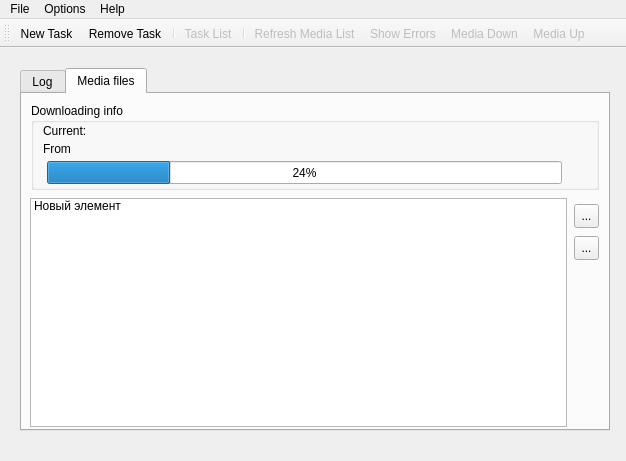
First picture: the form in ui/mediasitedownloder.ui, repository pussbb/QMediaSiteDownloader, before the edit.
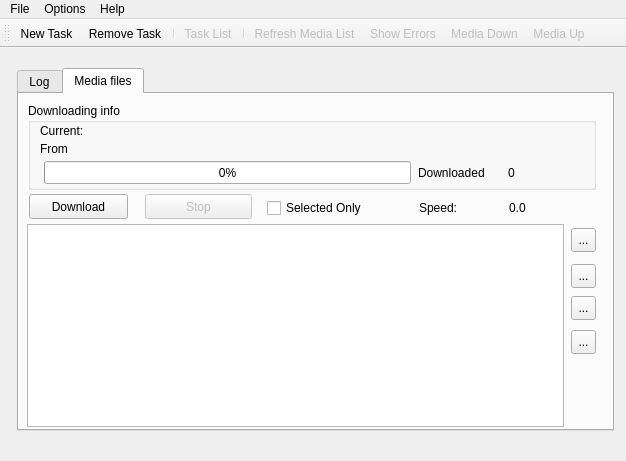
Second picture: the form after the edit. The open tabs and pages were chosen to show the change. Icons and pictures are not drawn.

Diff of the .ui file:
```diff
--- a/ui/mediasitedownloder.ui
+++ b/ui/mediasitedownloder.ui
@@ -299,9 +299,9 @@
        <widget class="QTabWidget" name="tasktabs">
         <property name="geometry">
          <rect>
-          <x>9</x>
+          <x>6</x>
           <y>9</y>
-          <width>590</width>
+          <width>597</width>
           <height>363</height>
          </rect>
         </property>
@@ -501,7 +501,7 @@
           <widget class="QLabel" name="filename_media">
            <property name="geometry">
             <rect>
-             <x>88</x>
+             <x>86</x>
              <y>20</y>
              <width>445</width>
              <height>16</height>
@@ -524,7 +524,7 @@
           <widget class="QLabel" name="from_url_media">
            <property name="geometry">
             <rect>
-             <x>76</x>
+             <x>70</x>
              <y>36</y>
              <width>471</width>
              <height>16</height>
@@ -536,12 +536,41 @@
             <rect>
              <x>16</x>
              <y>58</y>
-             <width>515</width>
+             <width>367</width>
              <height>23</height>
             </rect>
            </property>
            <property name="value">
-            <number>24</number>
+            <number>0</number>
+           </property>
+           <property name="format">
+            <string>%p%</string>
+           </property>
+          </widget>
+          <widget class="QLabel" name="label_13">
+           <property name="geometry">
+            <rect>
+             <x>390</x>
+             <y>62</y>
+             <width>81</width>
+             <height>16</height>
+            </rect>
+           </property>
+           <property name="text">
+            <string>Downloaded</string>
+           </property>
+          </widget>
+          <widget class="QLabel" name="downdsize">
+           <property name="geometry">
+            <rect>
+             <x>480</x>
+             <y>62</y>
+             <width>79</width>
+             <height>16</height>
+            </rect>
+           </property>
+           <property name="text">
+            <string>0</string>
            </property>
           </widget>
          </widget>
@@ -549,11 +578,16 @@
           <property name="geometry">
            <rect>
             <x>8</x>
-            <y>104</y>
+            <y>130</y>
             <width>537</width>
-            <height>229</height>
+            <height>203</height>
            </rect>
           </property>
+          <property name="font">
+           <font>
+            <pointsize>10</pointsize>
+           </font>
+          </property>
           <property name="contextMenuPolicy">
            <enum>Qt::CustomContextMenu</enum>
           </property>
@@ -578,21 +612,12 @@
           <property name="sortingEnabled">
            <bool>false</bool>
           </property>
-          <item>
-           <property name="text">
-            <string>Новый элемент</string>
-           </property>
-           <property name="icon">
-            <iconset resource="../resource/qmsd_main.qrc">
-             <normaloff>:/toolbar/Symbol-Restricted.png</normaloff>:/toolbar/Symbol-Restricted.png</iconset>
-           </property>
-          </item>
          </widget>
          <widget class="QToolButton" name="toolmediaup">
           <property name="geometry">
            <rect>
             <x>552</x>
-            <y>110</y>
+            <y>134</y>
             <width>25</width>
             <height>24</height>
            </rect>
@@ -609,7 +634,7 @@
           <property name="geometry">
            <rect>
             <x>552</x>
-            <y>142</y>
+            <y>170</y>
             <width>25</width>
             <height>24</height>
            </rect>
@@ -622,6 +647,122 @@
             <normaloff>:/toolbar/Arrow-Down.png</normaloff>:/toolbar/Arrow-Down.png</iconset>
           </property>
          </widget>
+         <widget class="QPushButton" name="start_download">
+          <property name="geometry">
+           <rect>
+            <x>10</x>
+            <y>100</y>
+            <width>99</width>
+            <height>25</height>
+           </rect>
+          </property>
+          <property name="text">
+           <string>Download</string>
+          </property>
+          <property name="icon">
+           <iconset resource="../resource/qmsd_main.qrc">
+            <normaloff>:/toolbar/media-playback-start.png</normaloff>:/toolbar/media-playback-start.png</iconset>
+          </property>
+         </widget>
+         <widget class="QCheckBox" name="downfile_selected">
+          <property name="geometry">
+           <rect>
+            <x>248</x>
+            <y>104</y>
+            <width>119</width>
+            <height>20</height>
+           </rect>
+          </property>
+          <property name="text">
+           <string>Selected Only</string>
+          </property>
+         </widget>
+         <widget class="QPushButton" name="stop_download">
+          <property name="enabled">
+           <bool>false</bool>
+          </property>
+          <property name="geometry">
+           <rect>
+            <x>126</x>
+            <y>100</y>
+            <width>107</width>
+            <height>25</height>
+           </rect>
+          </property>
+          <property name="text">
+           <string>Stop</string>
+          </property>
+          <property name="icon">
+           <iconset resource="../resource/qmsd_main.qrc">
+            <normaloff>:/toolbar/media-playback-stop.png</normaloff>:/toolbar/media-playback-stop.png</iconset>
+          </property>
+         </widget>
+         <widget class="QLabel" name="label_12">
+          <property name="geometry">
+           <rect>
+            <x>400</x>
+            <y>106</y>
+            <width>75</width>
+            <height>16</height>
+           </rect>
+          </property>
+          <property name="text">
+           <string>Speed:</string>
+          </property>
+         </widget>
+         <widget class="QLabel" name="download_file_speed">
+          <property name="geometry">
+           <rect>
+            <x>490</x>
+            <y>106</y>
+            <width>73</width>
+            <height>16</height>
+           </rect>
+          </property>
+          <property name="text">
+           <string>0.0</string>
+          </property>
+         </widget>
+         <widget class="QToolButton" name="toolButton_zoomin">
+          <property name="geometry">
+           <rect>
+            <x>552</x>
+            <y>202</y>
+            <width>25</width>
+            <height>24</height>
+           </rect>
+          </property>
+          <property name="toolTip">
+           <string>Zoom in</string>
+          </property>
+          <property name="text">
+           <string>...</string>
+          </property>
+          <property name="icon">
+           <iconset resource="../resource/qmsd_main.qrc">
+            <normaloff>:/toolbar/Zoom-in.png</normaloff>:/toolbar/Zoom-in.png</iconset>
+          </property>
+         </widget>
+         <widget class="QToolButton" name="toolButton_zoomout">
+          <property name="geometry">
+           <rect>
+            <x>552</x>
+            <y>236</y>
+            <width>25</width>
+            <height>24</height>
+           </rect>
+          </property>
+          <property name="toolTip">
+           <string>Zoom Out</string>
+          </property>
+          <property name="text">
+           <string>...</string>
+          </property>
+          <property name="icon">
+           <iconset resource="../resource/qmsd_main.qrc">
+            <normaloff>:/toolbar/Zoom-out.png</normaloff>:/toolbar/Zoom-out.png</iconset>
+          </property>
+         </widget>
         </widget>
        </widget>
       </widget>
```
Left out of the diff: 12 changed lines with no effect on the pictures.
